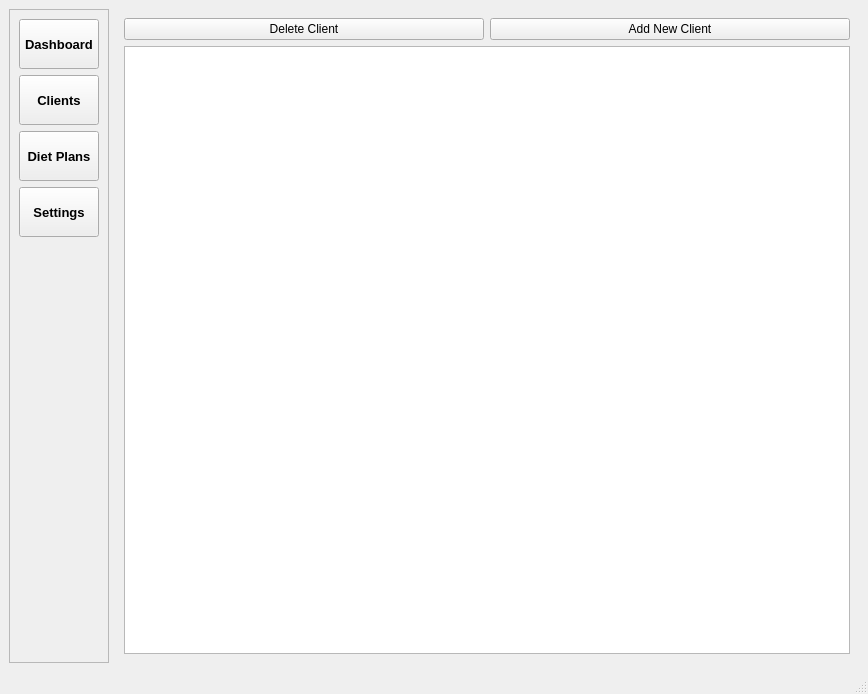
Before: the Qt Designer form app/views/main_window.ui in cavide-dev/dietician-client-tracker, drawn with Qt 5.
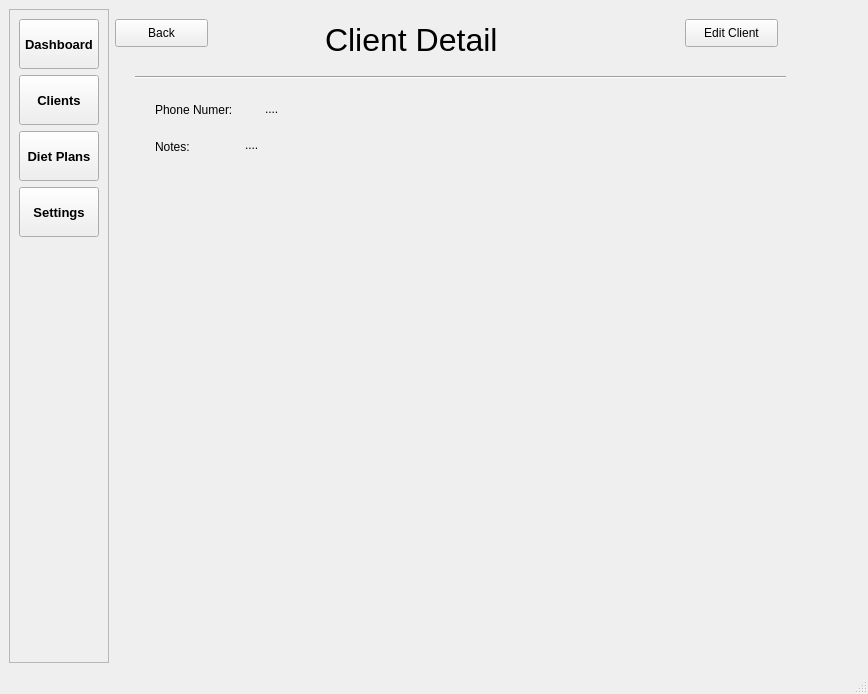
After: the same form once the commit is applied.

Commit message: feat: add client detail view with double-click functionality and back navigation

```diff
--- a/app/views/main_window.ui
+++ b/app/views/main_window.ui
@@ -141,7 +141,7 @@
     <item>
      <widget class="QStackedWidget" name="stackedWidget">
       <property name="currentIndex">
-       <number>1</number>
+       <number>2</number>
       </property>
       <widget class="QWidget" name="page_dashboard">
        <widget class="QLabel" name="label">
@@ -191,6 +191,121 @@
         </item>
        </layout>
       </widget>
+      <widget class="QWidget" name="page_client_detail">
+       <widget class="QPushButton" name="btn_back_to_list">
+        <property name="geometry">
+         <rect>
+          <x>0</x>
+          <y>10</y>
+          <width>93</width>
+          <height>28</height>
+         </rect>
+        </property>
+        <property name="text">
+         <string>Back</string>
+        </property>
+       </widget>
+       <widget class="QLabel" name="lbl_client_name">
+        <property name="geometry">
+         <rect>
+          <x>210</x>
+          <y>10</y>
+          <width>291</width>
+          <height>41</height>
+         </rect>
+        </property>
+        <property name="font">
+         <font>
+          <family>MS UI Gothic</family>
+          <pointsize>24</pointsize>
+         </font>
+        </property>
+        <property name="text">
+         <string>Client Detail</string>
+        </property>
+       </widget>
+       <widget class="Line" name="line">
+        <property name="geometry">
+         <rect>
+          <x>20</x>
+          <y>60</y>
+          <width>651</width>
+          <height>16</height>
+         </rect>
+        </property>
+        <property name="orientation">
+         <enum>Qt::Horizontal</enum>
+        </property>
+       </widget>
+       <widget class="QLabel" name="label_2">
+        <property name="geometry">
+         <rect>
+          <x>40</x>
+          <y>90</y>
+          <width>101</width>
+          <height>21</height>
+         </rect>
+        </property>
+        <property name="text">
+         <string>Phone Numer:</string>
+        </property>
+       </widget>
+       <widget class="QLabel" name="lbl_client_phone">
+        <property name="geometry">
+         <rect>
+          <x>150</x>
+          <y>90</y>
+          <width>91</width>
+          <height>20</height>
+         </rect>
+        </property>
+        <property name="text">
+         <string>....</string>
+        </property>
+       </widget>
+       <widget class="QLabel" name="label_5">
+        <property name="geometry">
+         <rect>
+          <x>40</x>
+          <y>130</y>
+          <width>91</width>
+          <height>16</height>
+         </rect>
+        </property>
+        <property name="text">
+         <string>Notes:</string>
+        </property>
+       </widget>
+       <widget class="QLabel" name="lbl_client_notes">
+        <property name="geometry">
+         <rect>
+          <x>130</x>
+          <y>120</y>
+          <width>441</width>
+          <height>31</height>
+         </rect>
+        </property>
+        <property name="text">
+         <string>....</string>
+        </property>
+        <property name="wordWrap">
+         <bool>true</bool>
+        </property>
+       </widget>
+       <widget class="QPushButton" name="btn_edit">
+        <property name="geometry">
+         <rect>
+          <x>570</x>
+          <y>10</y>
+          <width>93</width>
+          <height>28</height>
+         </rect>
+        </property>
+        <property name="text">
+         <string>Edit Client</string>
+        </property>
+       </widget>
+      </widget>
       <widget class="QWidget" name="page_add_client">
        <widget class="QPushButton" name="btn_save">
         <property name="geometry">
```
The commit also changes 1 other file.
